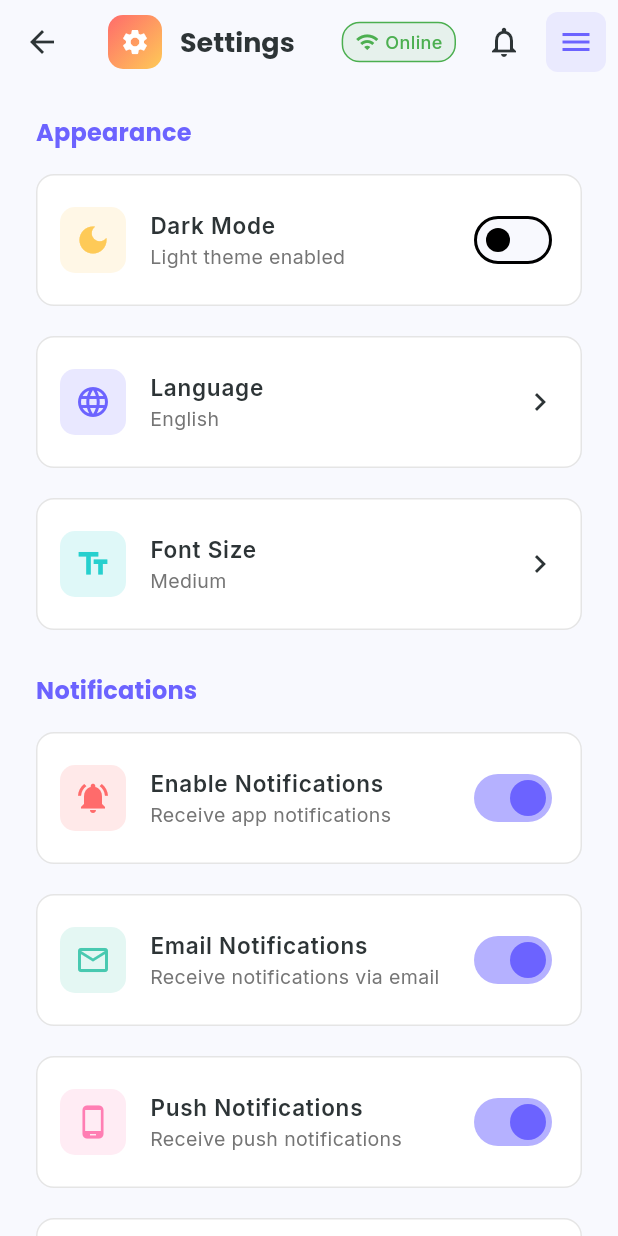
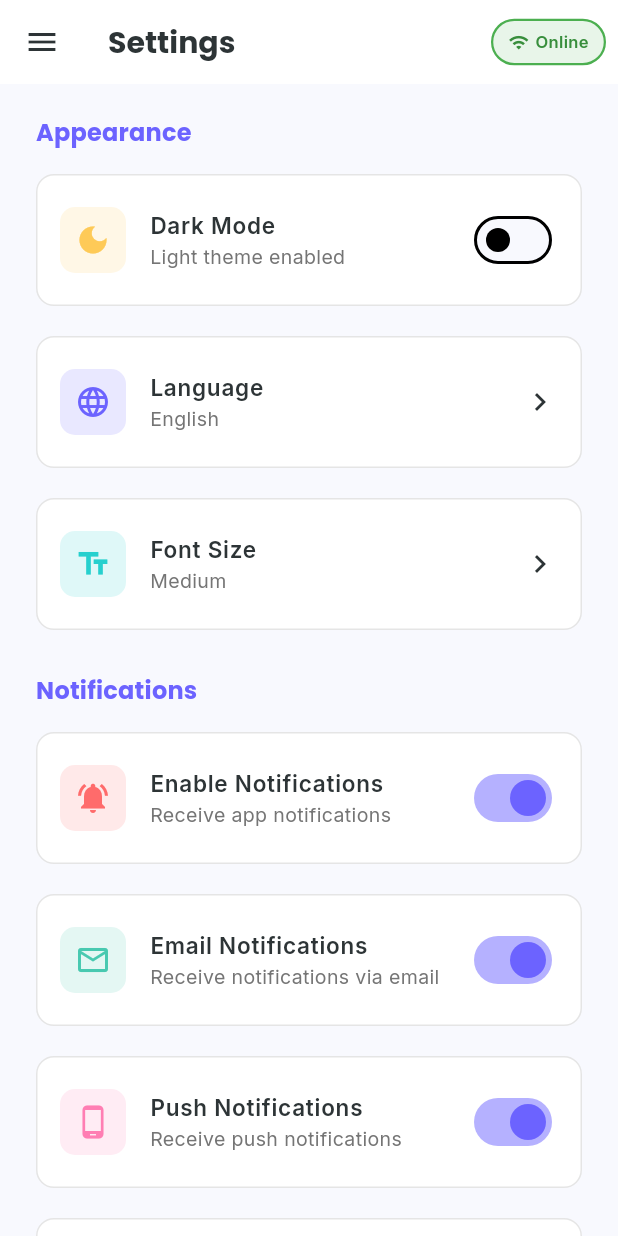
Before and after one commit to DodowCB/belajarbareng_app_mmp, a Flutter app: the SettingsScreen screen opened directly, on a phone screen of 412 x 824 dp. Run offline on Flutter 3.47's test engine with Material 3 defaults, Android fonts, the phone set to English and light mode, and no system bars; our stand-ins replace bloc, cloud_firestore, connectivity_plus, drift, equatable, file_picker and 11 more; missing offline and left inert: excel, tostore; accounts and stored records are empty; generated files the repository leaves out were written again; network calls fail.

Commit message:
yay jadi siswa

```diff
--- a/lib/src/features/auth/presentation/halamanSiswa/kelas_siswa_screen.dart
+++ b/lib/src/features/auth/presentation/halamanSiswa/kelas_siswa_screen.dart
@@ -228,7 +228,7 @@ class KelasSiswaScreen extends StatelessWidget {
                                       crossAxisCount: 2,
                                       crossAxisSpacing: 12,
                                       mainAxisSpacing: 12,
-                                      childAspectRatio: 1.1,
+                                      childAspectRatio: 0.95,
                                     ),
                                 itemCount: kelasList.length,
                                 itemBuilder: (context, index) {
--- a/lib/src/features/auth/presentation/halamanSiswa/quiz_kelas_siswa_screen.dart
+++ b/lib/src/features/auth/presentation/halamanSiswa/quiz_kelas_siswa_screen.dart
@@ -264,7 +264,7 @@ class QuizKelasSiswaScreen extends ConsumerWidget {
                                       crossAxisCount: 2,
                                       crossAxisSpacing: 12,
                                       mainAxisSpacing: 12,
-                                      childAspectRatio: 1.1,
+                                      childAspectRatio: 0.95,
                                     ),
                                 itemCount: kelasList.length,
                                 itemBuilder: (context, index) {
--- a/lib/src/features/auth/presentation/halamanSiswa/tugas_siswa_screen.dart
+++ b/lib/src/features/auth/presentation/halamanSiswa/tugas_siswa_screen.dart
@@ -258,7 +258,7 @@ class _TugasSiswaScreenState extends State<TugasSiswaScreen> {
                         fontWeight: FontWeight.bold,
                         color: isDark ? Colors.white : Colors.black87,
                       ),
-                      maxLines: 1,
+                      maxLines: 2,
                       overflow: TextOverflow.ellipsis,
                     ),
                     const SizedBox(height: 4),
@@ -266,7 +266,7 @@ class _TugasSiswaScreenState extends State<TugasSiswaScreen> {
                       children: [
                         Icon(Icons.person, size: 14, color: Colors.grey[600]),
                         const SizedBox(width: 4),
-                        Expanded(
+                        Flexible(
                           child: Text(
                             namaGuru,
                             style: TextStyle(
--- a/lib/src/features/auth/presentation/settings/settings_screen.dart
+++ b/lib/src/features/auth/presentation/settings/settings_screen.dart
@@ -2,7 +2,9 @@ import 'package:flutter/material.dart';
 import 'package:flutter_riverpod/flutter_riverpod.dart';
 import '../../../../core/config/theme.dart';
 import '../../../../core/providers/theme_provider.dart';
-import '../widgets/admin_header.dart';
+import '../../../../core/providers/app_user.dart';
+import '../widgets/guru_app_scaffold.dart';
+import '../widgets/siswa_app_scaffold.dart';
 
 class SettingsScreen extends ConsumerStatefulWidget {
   const SettingsScreen({super.key});
@@ -25,16 +27,12 @@ class _SettingsScreenState extends ConsumerState<SettingsScreen> {
   Widget build(BuildContext context) {
     final themeMode = ref.watch(themeModeProvider);
     final isDarkMode = themeMode == ThemeMode.dark;
+    final isSiswa = AppUser.isSiswa;
 
-    return Scaffold(
-      backgroundColor: Theme.of(context).scaffoldBackgroundColor,
-      appBar: AdminHeader(
-        title: 'Settings',
-        icon: Icons.settings,
-      ),
-      body: ListView(
-        padding: const EdgeInsets.all(20),
-        children: [
+    // Build settings body
+    final settingsBody = ListView(
+      padding: const EdgeInsets.all(20),
+      children: [
           _buildSectionTitle('Appearance'),
           _buildSettingCard(
             icon: Icons.dark_mode,
@@ -219,8 +217,24 @@ class _SettingsScreenState extends ConsumerState<SettingsScreen> {
             onTap: () => _showTermsOfService(),
           ),
         ],
-      ),
-    );
+      );
+
+    // Return appropriate scaffold based on user role
+    if (isSiswa) {
+      return SiswaAppScaffold(
+        title: 'Settings',
+        icon: Icons.settings,
+        currentRoute: '/settings',
+        body: settingsBody,
+      );
+    } else {
+      return GuruAppScaffold(
+        title: 'Settings',
+        icon: Icons.settings,
+        currentRoute: '/settings',
+        body: settingsBody,
+      );
+    }
   }
 
   Widget _buildSectionTitle(String title) {
```
Also changed, not shown: lib/src/features/auth/presentation/profile/profile_screen.dart (+34 -16 lines).
